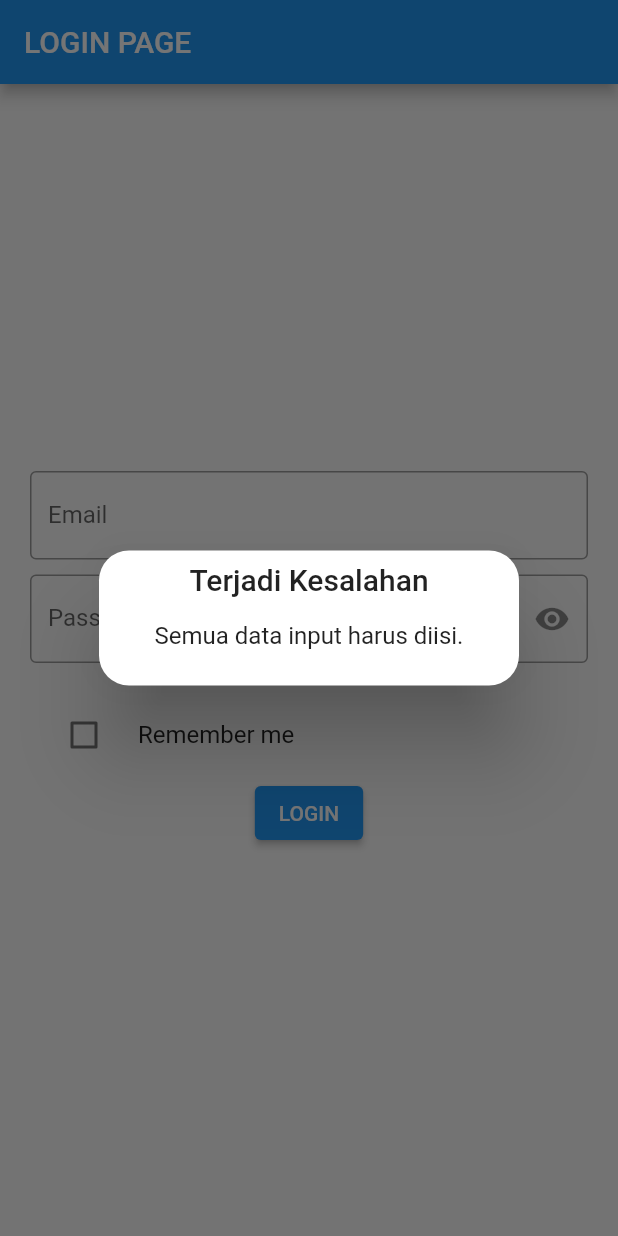
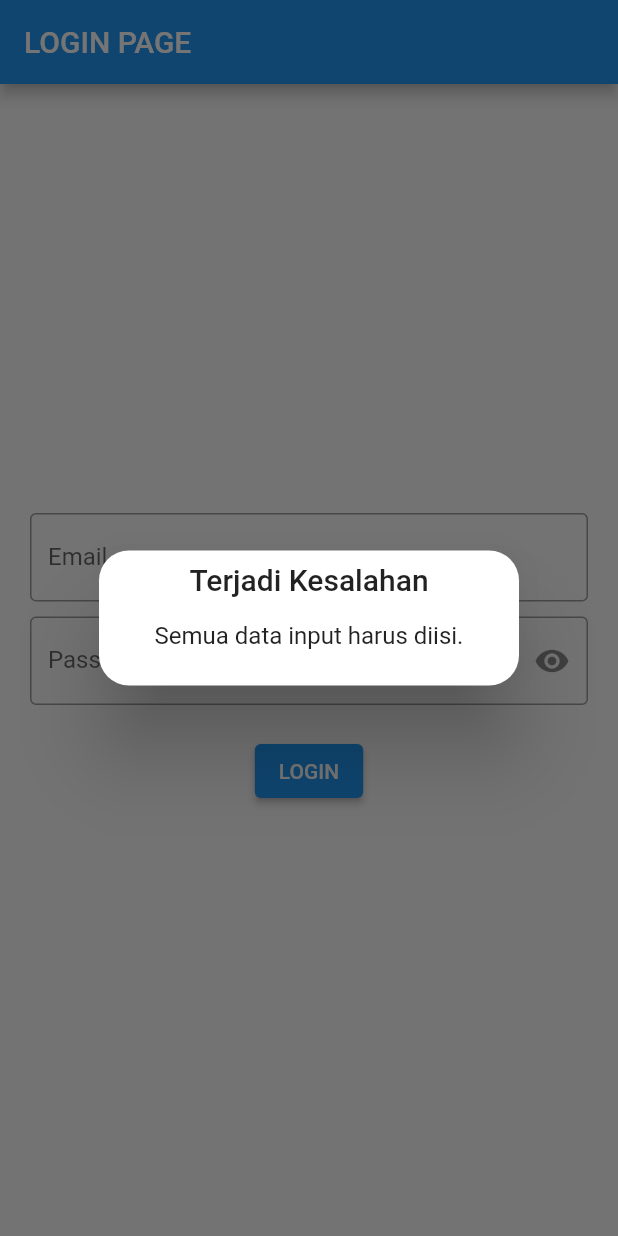
Before and after one commit to paozanwa22/a92, a Flutter app: the screen it shows after launch, after a tap on "LOGIN", on a phone screen of 412 x 824 dp. Run offline on Flutter 3.47's test engine with Material 2 defaults, Android fonts, the light colour scheme and no system bars; our stand-ins replace get.

Commit message:
version 1

```diff
--- a/lib/controllers/authC.dart
+++ b/lib/controllers/authC.dart
@@ -1,7 +1,6 @@
 // ignore_for_file: file_names
 
 import 'package:get/get.dart';
-import 'package:get_storage/get_storage.dart';
 
 class AuthC extends GetxController {
   var isAuth = false.obs;
@@ -18,26 +17,10 @@ class AuthC extends GetxController {
     );
   }
 
-  void login(String email, String pass, bool rememberme) async {
+  void login(String email, String pass) async {
     if (email != '' && pass != '') {
       if (GetUtils.isEmail(email)) {
         if (email == _dataUser['email'] && pass == _dataUser['password']) {
-          if (rememberme) {
-            // simpan di storage menggunakan get storage
-            final box = GetStorage();
-            box.write('dataUser', {
-              'email': email,
-              'password': pass,
-              'rememberme': rememberme,
-            });
-          } else {
-            // hapus storage
-            final box = GetStorage();
-            if (box.read('dataUser') != null) {
-              box.erase();
-            }
-          }
-
           // berhasil login
           isAuth.value = true;
         } else {
--- a/lib/controllers/loginC.dart
+++ b/lib/controllers/loginC.dart
@@ -2,11 +2,9 @@
 
 import 'package:flutter/material.dart';
 import 'package:get/get.dart';
-import 'package:get_storage/get_storage.dart';
 
 class LoginC extends GetxController {
   var hidden = true.obs;
-  var rememberme = false.obs;
   late TextEditingController emailC;
   late TextEditingController passC;
 
@@ -15,14 +13,6 @@ class LoginC extends GetxController {
     super.onInit();
     emailC = TextEditingController();
     passC = TextEditingController();
-
-    final box = GetStorage();
-    if (box.read('dataUser') != null) {
-      final data = box.read('dataUser') as Map<String, dynamic>;
-      emailC.text = data['email'];
-      passC.text = data['password'];
-      rememberme.value = data['rememberme'];
-    }
   }
 
   @override
--- a/lib/main.dart
+++ b/lib/main.dart
@@ -1,14 +1,15 @@
-import 'package:a92/pages/home.dart';
 import 'package:a92/controllers/authC.dart';
 import 'package:a92/controllers/loginC.dart';
+
+import 'package:a92/pages/home.dart';
 import 'package:a92/pages/login.dart';
+
 import 'package:a92/routes/app_page.dart';
+
 import 'package:flutter/material.dart';
 import 'package:get/get.dart';
-import 'package:get_storage/get_storage.dart';
 
 void main() async {
-  await GetStorage.init();
   runApp(MyApp());
 }
 
--- a/lib/pages/login.dart
+++ b/lib/pages/login.dart
@@ -47,19 +47,10 @@ class LoginPage extends StatelessWidget {
               ),
             ),
             const SizedBox(height: 20),
-            Obx(
-              () => CheckboxListTile(
-                value: c.rememberme.value,
-                onChanged: (value) => c.rememberme.toggle(),
-                title: const Text('Remember me'),
-                controlAffinity: ListTileControlAffinity.leading,
-              ),
-            ),
             ElevatedButton(
               onPressed: () => auth.login(
                 c.emailC.text,
                 c.passC.text,
-                c.rememberme.value,
               ),
               child: const Text('LOGIN'),
             ),
```
